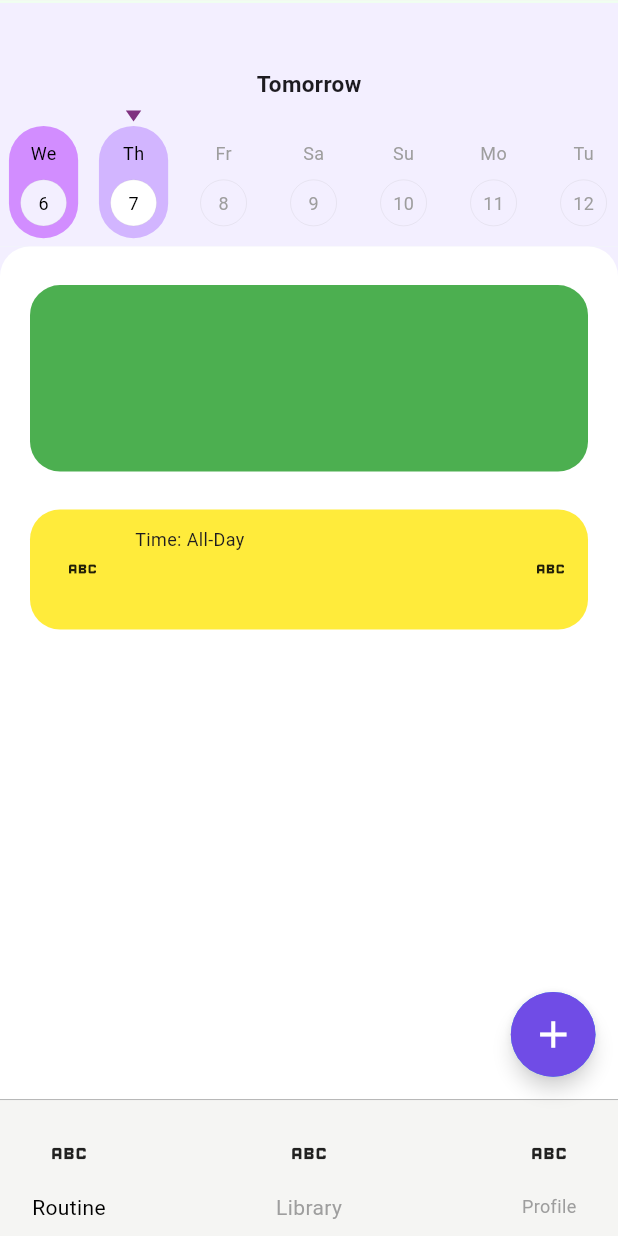
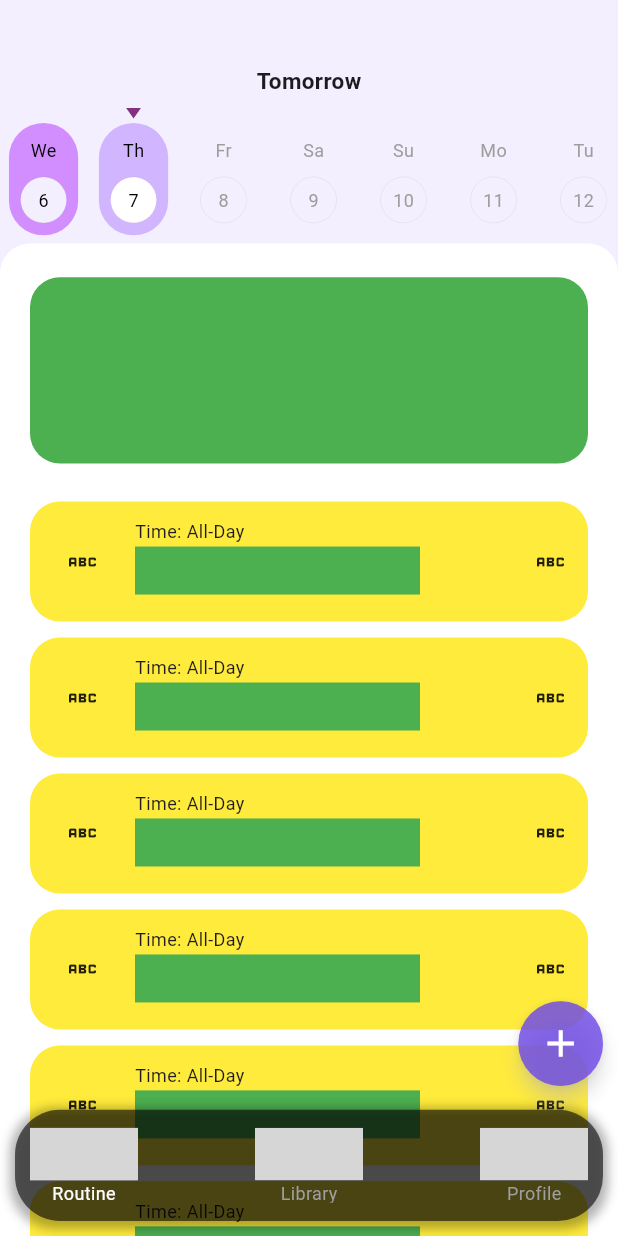
Before and after one commit to thanhbinhs/Time-Varience-Authority-TVA-, a Flutter app: the screen it shows after launch, after a tap on "Th", on a phone screen of 412 x 824 dp. Run offline on Flutter 3.47's test engine with Material 3 defaults, Android fonts, the phone set to English and light mode, and no system bars; drawn by our look-alikes of rive; our stand-ins replace sqflite; accounts and stored records are empty; grey boxes are pictures that could not be loaded.

Commit message:
sua Tab bar

```diff
--- a/tva_the_time_variance_authority_ver2/lib/Pages/HomePageWidget.dart
+++ b/tva_the_time_variance_authority_ver2/lib/Pages/HomePageWidget.dart
@@ -1,4 +1,5 @@
 import 'package:flutter/material.dart';
+import 'package:rive/rive.dart';
 import 'package:tva_the_time_variance_authority_ver2/Pages/LibraryWidget.dart';
 import 'ProfileWidget.dart';
 import 'RoutineWidget.dart';
@@ -15,25 +16,41 @@ class HomePage extends StatefulWidget{
 
 class _HomePageState extends State<HomePage> {
   int currentIndex = 0;
-
   @override
   Widget build(BuildContext context) {
     VariableData variableData = VariableData(context);
     return Scaffold(
       resizeToAvoidBottomInset: false,
-      body: Column(
-
+      body: Stack(
+        children: [
+          Column(
             mainAxisAlignment: MainAxisAlignment.end,
             children: [
               if (currentIndex == 0) RoutineWidget(),
               if (currentIndex == 1) LibraryWidget(),
               if (currentIndex == 2) ProfileWidget(),
+              // Container(height: 0.5, color: Colors.grey,),
+            ],
+          ),
+          Column(
+            mainAxisAlignment: MainAxisAlignment.end,
+            children: [
 
-          Container(height: 0.5, color: Colors.grey,),
-
-
-          Container(
-            height: variableData.screenHeight() * 0.11,
+              Padding(padding: EdgeInsets.all(10),
+                child: Container(
+                  height: variableData.screenHeight() * 0.09,
+                  decoration: BoxDecoration(
+                    color: Color.fromARGB(150, 0, 0, 0),
+                    borderRadius: BorderRadius.circular(30),
+                    boxShadow: [
+                      BoxShadow(
+                        color: Colors.black.withOpacity(0.3),
+                        spreadRadius: 3,
+                        blurRadius: 5,
+                        offset: Offset(0, 2),
+                      ),
+                    ],
+                  ),
                   child: Row(
                     mainAxisAlignment: MainAxisAlignment.spaceBetween,
                     children: [
@@ -49,23 +66,32 @@ class _HomePageState extends State<HomePage> {
                         child: Padding(
                           padding: EdgeInsets.all(10),
                           child: Container(
+                            // color: Colors.yellow,
+                            height: 50,
                             width: variableData.screenHeight() * 0.087209,
                             child: Column(
                               mainAxisAlignment: MainAxisAlignment.start,
                               children: [
                                 Container(
-                              height: variableData.screenHeight() * 0.06229,
-                              child: Icon(
-                                Icons.abc,
-                                size: 30,
+                                  // height: variableData.screenHeight() * 0.06229,
+                                    height: 35,
+                                    // color: Colors.green,
+                                    child: Opacity(
+                                      opacity: currentIndex == 0 ? 1 : 0.5,
+                                      child: RiveAnimation.asset(
+                                        'assets/RiveAssets/Icons.riv',
+                                        artboard: "TIMER",
+                                      ),
                                     ),
                                 ),
                                 Container(
-                              height: variableData.screenHeight() * 0.022425,
+                                  // color: Colors.green,
+                                  height: variableData.screenHeight() * 0.018,
                                   child: Text(
                                     'Routine',
                                     style: TextStyle(
-                                  color: currentIndex == 0 ? Colors.black : Colors.grey,
+                                      color: currentIndex == 0 ? Colors.white : Colors.grey,
+                                      fontSize: 12,
                                     ),
                                   ),
                                 ),
@@ -80,29 +106,38 @@ class _HomePageState extends State<HomePage> {
                           HapticFeedback.vibrate();
                           setState(() {
                             currentIndex = 1;
+                            //print(variableData.screenHeight() * 0.087209);
                           });
                         },
                         child: Padding(
                           padding: EdgeInsets.all(10),
                           child: Container(
+                            // color: Colors.yellow,
+                            height: 50,
                             width: variableData.screenHeight() * 0.087209,
                             child: Column(
                               mainAxisAlignment: MainAxisAlignment.start,
                               children: [
                                 Container(
-                            height: variableData.screenHeight() * 0.06229,
-                            child: Icon(
-                              Icons.abc,
-                              size: 30,
+                                  // height: variableData.screenHeight() * 0.06229,
+                                  height: 35,
+                                  // color: Colors.green,
+                                  child: Opacity(
+                                    opacity: currentIndex == 1 ? 1 : 0.5,
+                                    child: RiveAnimation.asset(
+                                      'assets/RiveAssets/Icons.riv',
+                                      artboard: "SEARCH",
+                                    ),
                                   ),
                                 ),
                                 Container(
-                            height: variableData.screenHeight() * 0.022425,
-                            //color: Colors.yellow,
+                                  // color: Colors.green,
+                                  height: variableData.screenHeight() * 0.018,
                                   child: Text(
                                     'Library',
                                     style: TextStyle(
-                                color: currentIndex == 1 ? Colors.black : Colors.grey,
+                                      color: currentIndex == 1 ? Colors.white : Colors.grey,
+                                      fontSize: 12,
                                     ),
                                   ),
                                 ),
@@ -117,47 +152,53 @@ class _HomePageState extends State<HomePage> {
                           HapticFeedback.vibrate();
                           setState(() {
                             currentIndex = 2;
+                            //print(variableData.screenHeight() * 0.087209);
                           });
                         },
-
                         child: Padding(
                           padding: EdgeInsets.all(10),
                           child: Container(
+                            // color: Colors.yellow,
+                            height: 50,
                             width: variableData.screenHeight() * 0.087209,
-                      // color: Colors.orange,
                             child: Column(
                               mainAxisAlignment: MainAxisAlignment.start,
                               children: [
                                 Container(
-                            height: variableData.screenHeight() * 0.06229,
-                            child: Icon(
-                              Icons.abc,
-                              size: 30,
+                                  // height: variableData.screenHeight() * 0.06229,
+                                  height: 35,
+                                  // color: Colors.green,
+                                  child: Opacity(
+                                    opacity: currentIndex == 2 ? 1 : 0.5,
+                                    child: RiveAnimation.asset(
+                                      'assets/RiveAssets/Icons.riv',
+                                      artboard: "USER",
+                                    ),
                                   ),
                                 ),
                                 Container(
-                            height: variableData.screenHeight() * 0.022425,
-                            //color: Colors.green,
-                            child: Column(
-                              mainAxisAlignment: MainAxisAlignment.center,
-                              children: [
-                                Text(
+                                  // color: Colors.green,
+                                  height: variableData.screenHeight() * 0.018,
+                                  child: Text(
                                     'Profile',
                                     style: TextStyle(
-                                    color: currentIndex == 2 ? Colors.black : Colors.grey,
+                                      color: currentIndex == 2 ? Colors.white : Colors.grey,
                                       fontSize: 12,
                                     ),
                                   ),
-                              ],
-                            )
                                 ),
                               ],
                             ),
                           ),
                         ),
                       ),
+
+
                     ],
                   ),
+                ),
+              ),
+            ],
           ),
         ],
       ),
--- a/tva_the_time_variance_authority_ver2/lib/Pages/LibraryWidget.dart
+++ b/tva_the_time_variance_authority_ver2/lib/Pages/LibraryWidget.dart
@@ -8,7 +8,7 @@ class LibraryWidget extends StatelessWidget {
   Widget build(BuildContext context) {
     VariableData variableData = VariableData(context);
     return Container(
-      height: variableData.screenHeight() * 0.889,
+      height: variableData.screenHeight(),
       color: Colors.orange,
 
     );
--- a/tva_the_time_variance_authority_ver2/lib/Pages/ProfileWidget.dart
+++ b/tva_the_time_variance_authority_ver2/lib/Pages/ProfileWidget.dart
@@ -8,7 +8,7 @@ class ProfileWidget extends StatelessWidget {
   Widget build(BuildContext context) {
     VariableData variableData = VariableData(context);
     return Container(
-      height: variableData.screenHeight() * 0.889,
+      height: variableData.screenHeight(),
       color: Colors.blue,
     );
   }
--- a/tva_the_time_variance_authority_ver2/lib/Pages/RoutineWidget.dart
+++ b/tva_the_time_variance_authority_ver2/lib/Pages/RoutineWidget.dart
@@ -10,9 +10,9 @@ class RoutineWidget extends StatelessWidget {
   Widget build(BuildContext context) {
     VariableData variableData = VariableData(context);
     return Container(
-      height: variableData.screenHeight() * 0.889,
+      height: variableData.screenHeight(),
       width: variableData.screenWidth(),
-      color: Color.fromRGBO(240,255,240,1),
+      color: Color.fromARGB(255, 243, 239, 255),
       child: Stack(
         children: [
           ListTaskWidget(),
--- a/tva_the_time_variance_authority_ver2/lib/Widgets/Routine/AddNewTaskPageWidget/AddNewTakPage.dart
+++ b/tva_the_time_variance_authority_ver2/lib/Widgets/Routine/AddNewTaskPageWidget/AddNewTakPage.dart
@@ -20,13 +20,13 @@ class _AddNewTaskPageWidgetState extends State<AddNewTaskPageWidget> {
           mainAxisAlignment: MainAxisAlignment.end,
           children: [
             Padding(
-              padding: const EdgeInsets.all(15),
+              padding: const EdgeInsets.symmetric(horizontal: 10,vertical: 100),
               child: Stack(
                 children: [
                   PhysicalModel(
                     elevation: 5,
                     shadowColor: Color.fromARGB(255, 245, 245, 245),
-                    color: Colors.blue,
+                    color: Color.fromARGB(150, 112,76,230),
                     shape: BoxShape.circle,
                     child: SizedBox(
                       width: variableData.screenHeight()*0.06852,
@@ -38,7 +38,7 @@ class _AddNewTaskPageWidgetState extends State<AddNewTaskPageWidget> {
                     width: variableData.screenHeight()*0.06852,
                     //color: Colors.blue,
                     decoration: const BoxDecoration(
-                      color: Color.fromARGB(255, 112,76,230),
+                      color: Color.fromARGB(150, 112,76,230),
                       shape: BoxShape.circle,
                     ),
                     child: IconButton(
@@ -52,8 +52,6 @@ class _AddNewTaskPageWidgetState extends State<AddNewTaskPageWidget> {
                       ),
                     ),
                   ),
-
-
                 ],
               ),
             ),
--- a/tva_the_time_variance_authority_ver2/lib/Widgets/Routine/AddNewTaskPageWidget/MainAddnewTaskPage.dart
+++ b/tva_the_time_variance_authority_ver2/lib/Widgets/Routine/AddNewTaskPageWidget/MainAddnewTaskPage.dart
@@ -90,8 +90,8 @@ class _AddNewTaskPageState extends State<AddNewTaskPage> {
             Padding(
               padding: EdgeInsets.symmetric(horizontal: 20),
               child: Container(
-                height: variableData.screenHeight() * 0.6976,
-                //  color: Colors.yellow,
+                height: variableData.screenHeight() * 0.81,
+                // color: Colors.yellow,
                 child: SingleChildScrollView(
                   child: Column(
                     children: [
--- a/tva_the_time_variance_authority_ver2/lib/Widgets/Routine/ListTaskWidget/MainTaskWidget.dart
+++ b/tva_the_time_variance_authority_ver2/lib/Widgets/Routine/ListTaskWidget/MainTaskWidget.dart
@@ -9,7 +9,7 @@ class MainTaskWidget extends StatelessWidget{
   Widget build(BuildContext context){
     VariableData variableData = VariableData(context);
     return Container(
-      height: variableData.screenHeight() * 0.69,
+      height: variableData.screenHeight() * 0.803,
       width: variableData.screenWidth(),
       color: variableData.colorBackGround,
       child: Stack(
@@ -33,7 +33,7 @@ class MainTaskWidget extends StatelessWidget{
             mainAxisAlignment: MainAxisAlignment.end,
             children: [
               Container(
-                height: variableData.screenHeight() * 0.683,
+                height: variableData.screenHeight() * 0.8,
                 // color: Colors.blue,
                 child: ListView(
                   padding: EdgeInsets.all(0),
@@ -68,7 +68,7 @@ class MainTaskWidget extends StatelessWidget{
                       ),
                     ),
 
-                    // for(int i = 0; i < 10; i++)
+                    for(int i = 0; i < 10; i++)
                        Container(
                         height: variableData.screenHeight() * 0.11,
                          // color: Colors.black,
@@ -146,6 +146,10 @@ class MainTaskWidget extends StatelessWidget{
                                                               ],
                                                             ),
                                                       ),
+                                                      Container(
+                                                        height: 32,
+                                                        color: Colors.green,
+                                                      ),
                                                     ],
                                                   ),
                                                 ),
@@ -183,32 +187,3 @@ void doNothing(BuildContext context) {
 
 
 }
-
-
-
-// PageView(
-// scrollDirection: Axis.horizontal,
-// children: [
-// Padding(
-// padding: EdgeInsets.symmetric(vertical: 5,horizontal: 20),
-// child: Container(
-// height: variableData.screenHeight() * 0.099667,
-// decoration: BoxDecoration(
-// borderRadius: BorderRadius.circular(20),
-// color: Colors.blue,
-// ),
-// ),
-// ),
-//
-// Padding(
-// padding: EdgeInsets.symmetric(vertical: 5,horizontal: 20),
-// child: Container(
-// height: variableData.screenHeight() * 0.099667,
-// decoration: BoxDecoration(
-// borderRadius: BorderRadius.circular(20),
-// color: Colors.blue,
-// ),
-// ),
-// ),
-// ],
-// ),
```
Lines whose indentation alone changed are shown as unchanged.
